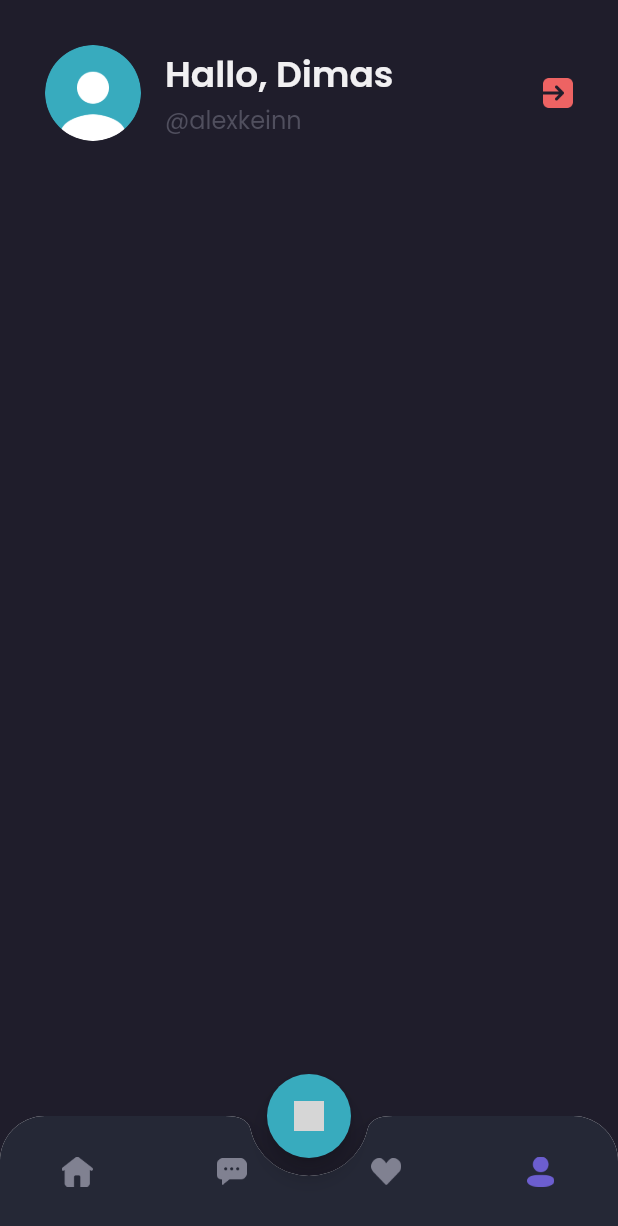
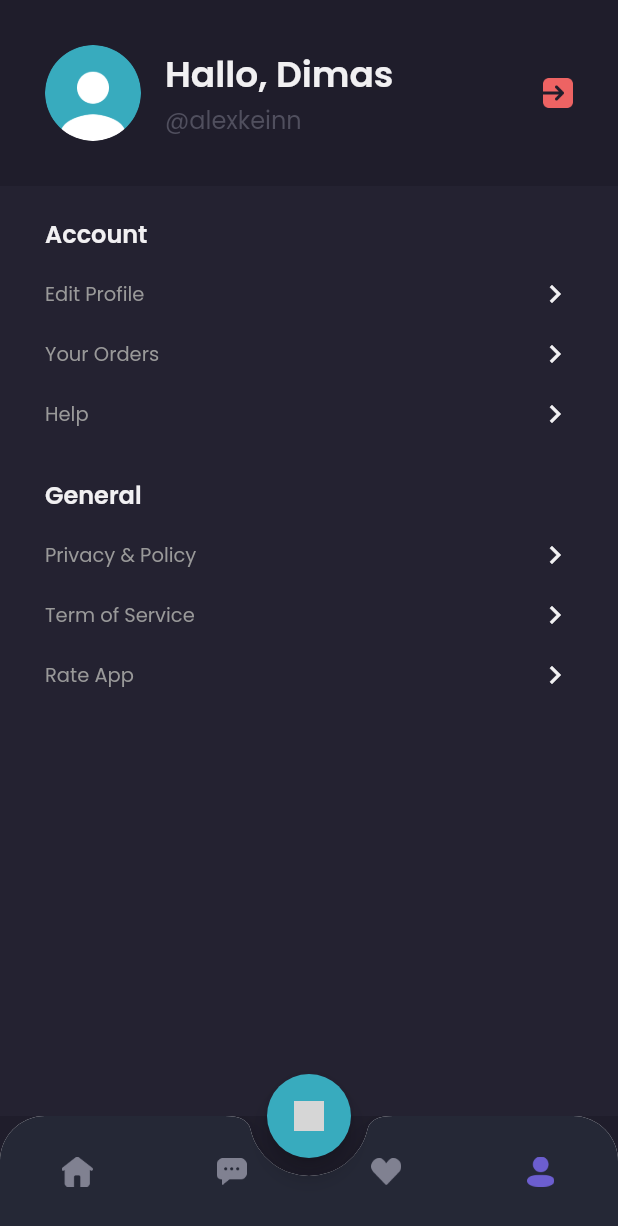
Before and after one commit to dimaspradipto1/app_shamo, a Flutter app: the MainPage screen opened by its route, item 4 of the bottom bar chosen, on a phone screen of 412 x 824 dp. Shown: the top 1226 px of the screen. Run offline on Flutter 3.47's test engine with Material 2 defaults, Android fonts, the phone set to English and light mode, and no system bars; our stand-ins replace google_fonts; grey boxes are pictures that could not be loaded.

Commit message:
profile page bagian content

```diff
--- a/lib/pages/home/profile_page.dart
+++ b/lib/pages/home/profile_page.dart
@@ -58,9 +58,90 @@
       );
     }
 
+    Widget menuItem(String text) {
+      return Container(
+        margin: const EdgeInsets.only(
+          top: 16,
+        ),
+        child: Row(
+          mainAxisAlignment: MainAxisAlignment.spaceBetween,
+          children: [
+            Text(
+              text,
+              style: secondaryTextStyle.copyWith(
+                fontSize: 13,
+              ),
+            ),
+            Icon(
+              Icons.chevron_right,
+              color: primaryTextColor,
+            ),
+          ],
+        ),
+      );
+    }
+
+    Widget content() {
+      return Expanded(
+        child: Container(
+          width: double.infinity,
+          padding: EdgeInsets.symmetric(
+            horizontal: defaultMargin,
+          ),
+          decoration: BoxDecoration(
+            color: backgroundColor3,
+          ),
+          child: Column(
+            crossAxisAlignment: CrossAxisAlignment.start,
+            children: [
+              const SizedBox(
+                height: 20,
+              ),
+              Text(
+                'Account',
+                style: primaryTextStyle.copyWith(
+                  fontSize: 16,
+                  fontWeight: semiBold,
+                ),
+              ),
+              menuItem(
+                'Edit Profile',
+              ),
+              menuItem(
+                'Your Orders',
+              ),
+              menuItem(
+                'Help',
+              ),
+              const SizedBox(
+                height: 30,
+              ),
+              Text(
+                'General',
+                style: primaryTextStyle.copyWith(
+                  fontSize: 16,
+                  fontWeight: semiBold,
+                ),
+              ),
+              menuItem(
+                'Privacy & Policy',
+              ),
+              menuItem(
+                'Term of Service',
+              ),
+              menuItem(
+                'Rate App',
+              ),
+            ],
+          ),
+        ),
+      );
+    }
+
     return Column(
       children: [
         header(),
+        content(),
       ],
     );
   }
```
